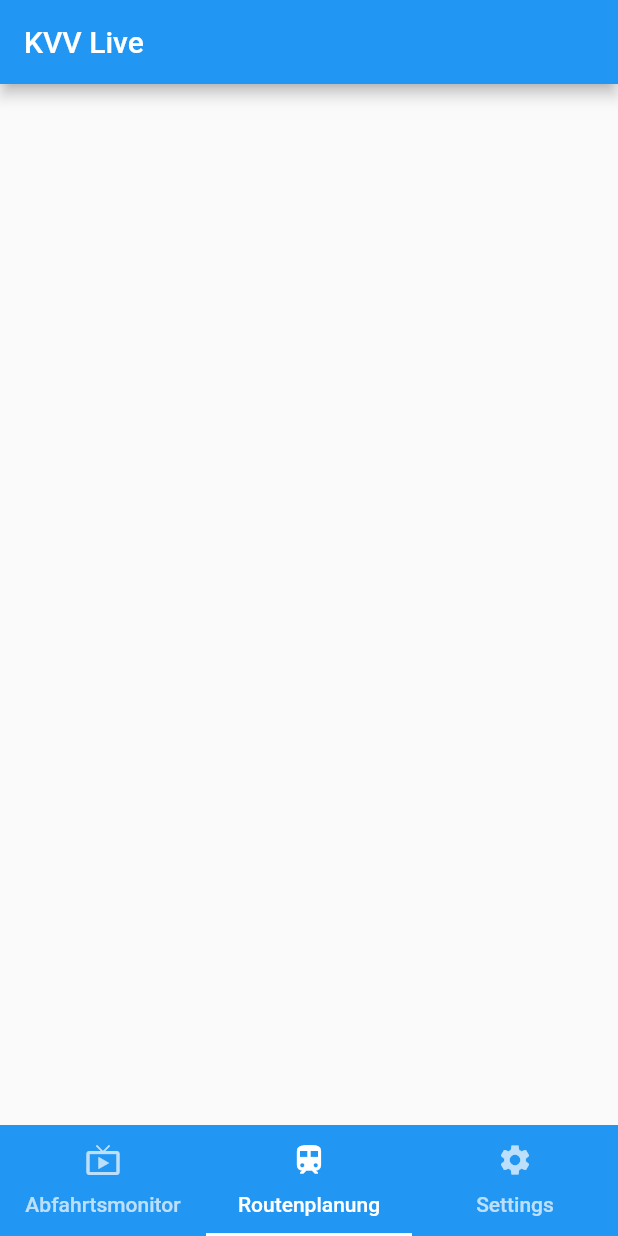
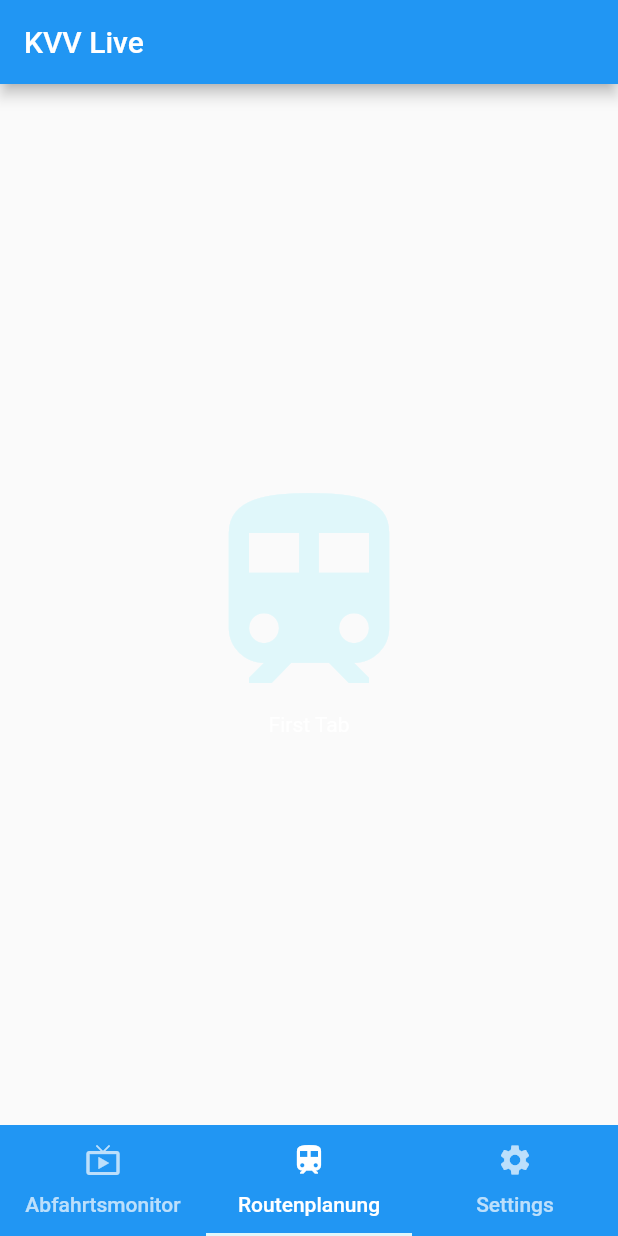
Before and after one commit to AnsgarLichter/CatchTheTrain, a Flutter app: the screen it shows after launch, item 2 of the bottom bar chosen, on a phone screen of 412 x 824 dp. Run offline on Flutter 3.47's test engine with Material 2 defaults, Android fonts, the phone set to English and light mode, and no system bars.

Commit message:
Add icons for every tab

```diff
--- a/lib/departures_monitor_widget.dart
+++ b/lib/departures_monitor_widget.dart
@@ -12,9 +12,9 @@ class DeparturesMonitorWidget extends StatelessWidget {
             mainAxisAlignment: MainAxisAlignment.center,
             children: <Widget>[
               Icon(
-                Icons.favorite,
+                Icons.live_tv,
                 size: 160.0,
-                color: Colors.white,
+                color: Theme.of(context).accentColor,
               ),
               Text(
                 "First Tab",
--- a/lib/main.dart
+++ b/lib/main.dart
@@ -3,7 +3,6 @@
 // found in the LICENSE file.
 
 import 'package:flutter/material.dart';
-import 'package:english_words/english_words.dart';
 import 'home_widget.dart';
 
 void main() => runApp(MyApp());
@@ -14,7 +13,8 @@ class MyApp extends StatelessWidget {
     return MaterialApp(
         title: 'Catch The Train',
         theme: ThemeData(
-          primaryColor: Colors.blue[150]
+          primaryColor: Colors.blue[150],
+          accentColor: Colors.cyan[50],
         ),
         home: Home()
     );
--- a/lib/route_planning_widget.dart
+++ b/lib/route_planning_widget.dart
@@ -1,10 +1,28 @@
 import 'package:flutter/material.dart';
 
 class RoutePlanningWidget extends StatelessWidget {
-
- @override
- Widget build(BuildContext context) {
-   return Container(
-   );
- }
+  @override
+  Widget build(BuildContext context) {
+    return Scaffold(
+      body: Container(
+        child: Center(
+          child: Column(
+            // center the children
+            mainAxisAlignment: MainAxisAlignment.center,
+            children: <Widget>[
+              Icon(
+                Icons.train,
+                size: 160.0,
+                color: Theme.of(context).accentColor,
+              ),
+              Text(
+                "First Tab",
+                style: TextStyle(color: Colors.white),
+              )
+            ],
+          ),
+        ),
+      ),
+    );
+  }
 }
```
Also changed, not shown: lib/settings_widget.dart (+24 -6 lines).
